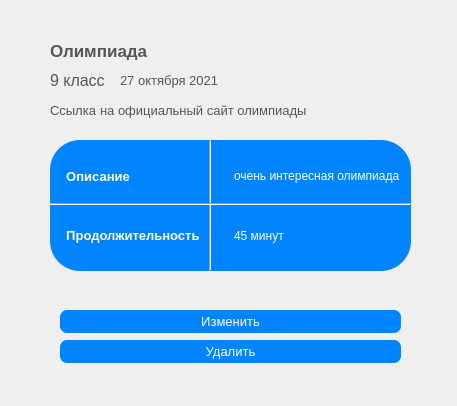
First picture: the form in ui_files/view_olymp.ui, repository Dmitriyburin/web_proj1, before the edit.
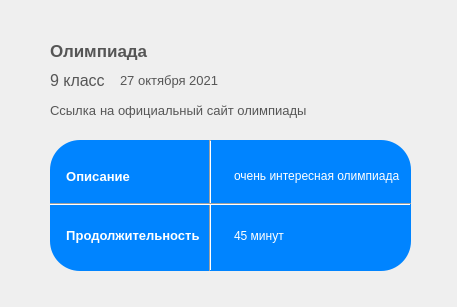
Second picture: the form after the edit.

The edit to the form file:
```diff
--- a/ui_files/view_olymp.ui
+++ b/ui_files/view_olymp.ui
@@ -7,7 +7,7 @@
     <x>0</x>
     <y>0</y>
     <width>457</width>
-    <height>406</height>
+    <height>307</height>
    </rect>
   </property>
   <property name="windowTitle">
```
